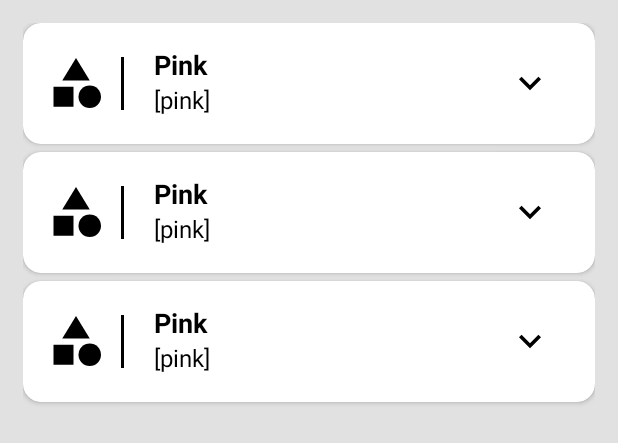
After one commit to litnaro/MindVocab, an Android app: the layout fragment_repeating_words.xml on its own in the app's theme, with its tools: preview values and no code run, on a phone screen of 412 x 824 dp. The commit adds this screen. Shown: the top 443 px of the screen. Run offline under Robolectric (Android 15) with nearby library versions, the phone set to English and light mode, and no system bars.

Commit message:
List of repeating words.

```diff
--- a/app/src/main/java/com/example/mindvocab/core/ViewModelFactory.kt
+++ b/app/src/main/java/com/example/mindvocab/core/ViewModelFactory.kt
@@ -8,6 +8,7 @@ import com.example.mindvocab.model.room.Repositories
 import com.example.mindvocab.screens.learn.LearnWordViewModel
 import com.example.mindvocab.screens.learn.wordset.WordSetsViewModel
 import com.example.mindvocab.screens.repeat.RepeatWordViewModel
+import com.example.mindvocab.screens.repeat.list.RepeatingWordsViewModel
 import com.example.mindvocab.screens.settings.account.SettingsAccountViewModel
 import com.example.mindvocab.screens.settings.account.edit.AccountEditViewModel
 import com.example.mindvocab.screens.settings.application.SettingsApplicationViewModel
@@ -53,6 +54,9 @@ class ViewModelFactory(
             RepeatWordViewModel::class.java -> {
                 RepeatWordViewModel(Repositories.repeatingRepository)
             }
+            RepeatingWordsViewModel::class.java -> {
+                RepeatingWordsViewModel(Repositories.repeatingRepository)
+            }
             else -> {
                 throw IllegalArgumentException("Unknown ViewModelClass")
             }
--- a/app/src/main/java/com/example/mindvocab/model/repeating/RepeatingRepository.kt
+++ b/app/src/main/java/com/example/mindvocab/model/repeating/RepeatingRepository.kt
@@ -5,6 +5,8 @@ import com.example.mindvocab.model.word.entities.WordToRepeat
 import kotlinx.coroutines.flow.Flow
 
 interface RepeatingRepository : Repository {
+
+    suspend fun getWordsToRepeat() : Flow<List<WordToRepeat>>
 
     suspend fun listenWordToRepeat() : Flow<WordToRepeat>
 
--- a/app/src/main/java/com/example/mindvocab/screens/learn/wordset/WordSetAdapter.kt
+++ b/app/src/main/java/com/example/mindvocab/screens/learn/wordset/WordSetAdapter.kt
@@ -81,6 +81,5 @@ class WordSetAdapter(
         override fun areContentsTheSame(oldItem: WordSet, newItem: WordSet): Boolean {
             return oldItem == newItem
         }
-
     }
 }
--- /dev/null
+++ b/app/src/main/res/drawable/ic_keyboard_arrow_down.xml
@@ -0,0 +1,5 @@
+<vector android:height="24dp" android:tint="#000000"
+    android:viewportHeight="24" android:viewportWidth="24"
+    android:width="24dp" xmlns:android="http://schemas.android.com/apk/res/android">
+    <path android:fillColor="@android:color/white" android:pathData="M7.41,8.59L12,13.17l4.59,-4.58L18,10l-6,6 -6,-6 1.41,-1.41z"/>
+</vector>
--- /dev/null
+++ b/app/src/main/res/drawable/ic_keyboard_arrow_up.xml
@@ -0,0 +1,5 @@
+<vector android:height="24dp" android:tint="#000000"
+    android:viewportHeight="24" android:viewportWidth="24"
+    android:width="24dp" xmlns:android="http://schemas.android.com/apk/res/android">
+    <path android:fillColor="@android:color/white" android:pathData="M7.41,15.41L12,10.83l4.59,4.58L18,14l-6,-6 -6,6z"/>
+</vector>
--- a/app/src/main/res/layout/activity_main.xml
+++ b/app/src/main/res/layout/activity_main.xml
@@ -23,7 +23,7 @@
             android:orientation="horizontal">
 
             <ImageView
-                android:id="@+id/actionShowListOfWords"
+                android:id="@+id/actionShowListOfRepeatingWords"
                 android:layout_width="24dp"
                 android:layout_height="24dp"
                 android:src="@drawable/ic_list"
--- /dev/null
+++ b/app/src/main/res/layout/fragment_repeating_words.xml
@@ -0,0 +1,10 @@
+<?xml version="1.0" encoding="utf-8"?>
+<androidx.recyclerview.widget.RecyclerView
+    android:id="@+id/repeatingWordsRv"
+    xmlns:android="http://schemas.android.com/apk/res/android"
+    xmlns:tools="http://schemas.android.com/tools"
+    android:layout_width="match_parent"
+    android:layout_height="match_parent"
+    android:padding="@dimen/main_screen_padding"
+    tools:listitem="@layout/item_repeating_word"
+    tools:context=".screens.repeat.list.RepeatingWordsFragment" />
--- /dev/null
+++ b/app/src/main/res/layout/item_repeating_word.xml
@@ -0,0 +1,158 @@
+<?xml version="1.0" encoding="utf-8"?>
+<androidx.cardview.widget.CardView
+    xmlns:android="http://schemas.android.com/apk/res/android"
+    xmlns:app="http://schemas.android.com/apk/res-auto"
+    xmlns:tools="http://schemas.android.com/tools"
+    android:layout_width="match_parent"
+    android:layout_height="wrap_content"
+    android:layout_marginBottom="5dp"
+    app:contentPadding="@dimen/big_card_padding"
+    app:cardCornerRadius="@dimen/default_card_corner_radius"
+    app:cardBackgroundColor="?attr/colorPrimaryContainer">
+
+    <LinearLayout
+        android:layout_width="match_parent"
+        android:layout_height="wrap_content"
+        android:orientation="vertical">
+
+        <LinearLayout
+            android:id="@+id/mainWordContainer"
+            android:layout_width="match_parent"
+            android:layout_height="50dp"
+            android:orientation="horizontal">
+
+            <ImageView
+                android:id="@+id/wordWordSetImage"
+                android:layout_width="40dp"
+                android:layout_height="40dp"
+                android:layout_gravity="center"
+                tools:src="@drawable/ic_category"
+                app:tint="?attr/colorOnPrimaryContainer"
+                android:contentDescription="@string/word_set_image_content_description"/>
+
+            <View
+                android:layout_width="2dp"
+                android:layout_height="match_parent"
+                android:layout_marginVertical="7dp"
+                android:layout_marginStart="10dp"
+                android:layout_marginEnd="20dp"
+                android:background="?attr/colorOnPrimaryContainer"/>
+
+            <LinearLayout
+                android:layout_width="0dp"
+                android:layout_height="wrap_content"
+                android:layout_marginEnd="10dp"
+                android:layout_weight="1"
+                android:orientation="vertical">
+
+                <TextView
+                    android:id="@+id/word"
+                    android:layout_width="match_parent"
+                    android:layout_height="wrap_content"
+                    tools:text="Pink"
+                    android:textSize="@dimen/third_heading_size"
+                    android:textStyle="bold"
+                    android:textColor="?attr/colorOnPrimaryContainer"/>
+
+                <TextView
+                    android:id="@+id/wordTranscription"
+                    android:layout_width="match_parent"
+                    android:layout_height="wrap_content"
+                    tools:text="[pink]"
+                    android:textSize="@dimen/simple_text_size"
+                    android:textColor="?attr/colorOnPrimaryContainer"/>
+
+            </LinearLayout>
+
+            <ImageView
+                android:layout_width="45dp"
+                android:layout_height="45dp"
+                android:padding="8dp"
+                android:layout_marginEnd="5dp"
+                android:src="@drawable/ic_keyboard_arrow_down"
+                app:tint="?attr/colorOnPrimaryContainer"
+                android:layout_gravity="center"
+                android:contentDescription="@string/repeating_word_drop_down_icon_content_description" />
+
+        </LinearLayout>
+
+    <androidx.constraintlayout.widget.ConstraintLayout
+        android:id="@+id/additionalWordContainer"
+        android:layout_width="match_parent"
+        android:layout_height="wrap_content"
+        android:visibility="gone"
+        android:layout_marginTop="10dp">
+
+        <TextView
+            android:id="@+id/wordStartedAtTitle"
+            android:layout_width="wrap_content"
+            android:layout_height="wrap_content"
+            android:text="@string/repeating_word_started_at"
+            android:textStyle="bold"
+            android:textSize="@dimen/simple_text_size"
+            app:layout_constraintTop_toTopOf="parent"
+            app:layout_constraintStart_toStartOf="parent"/>
+
+        <TextView
+            android:id="@+id/wordStartedAtValue"
+            android:layout_width="0dp"
+            android:layout_height="wrap_content"
+            android:layout_marginHorizontal="15dp"
+            tools:text="16/02/2001"
+            android:textSize="@dimen/simple_text_size"
+            android:textAlignment="textEnd"
+            app:layout_constraintTop_toTopOf="@+id/wordStartedAtTitle"
+            app:layout_constraintStart_toEndOf="@+id/wordStartedAtTitle"
+            app:layout_constraintEnd_toEndOf="parent"/>
+
+        <TextView
+            android:id="@+id/wordLastRepeatedAtTitle"
+            android:layout_width="wrap_content"
+            android:layout_height="wrap_content"
+            android:layout_marginTop="5dp"
+            android:text="@string/repeating_word_last_repeated_at"
+            android:textStyle="bold"
+            android:textSize="@dimen/simple_text_size"
+            app:layout_constraintTop_toBottomOf="@+id/wordStartedAtTitle"
+            app:layout_constraintStart_toStartOf="parent"/>
+
+        <TextView
+            android:id="@+id/wordLastRepeatedAtValue"
+            android:layout_width="0dp"
+            android:layout_height="wrap_content"
+            android:layout_marginHorizontal="15dp"
+            tools:text="16/02/2001"
+            android:textSize="@dimen/simple_text_size"
+            android:textAlignment="textEnd"
+            app:layout_constraintTop_toTopOf="@+id/wordLastRepeatedAtTitle"
+            app:layout_constraintStart_toEndOf="@+id/wordLastRepeatedAtTitle"
+            app:layout_constraintEnd_toEndOf="parent"/>
+
+        <TextView
+            android:id="@+id/wordTimesRepeatedTitle"
+            android:layout_width="wrap_content"
+            android:layout_height="wrap_content"
+            android:layout_marginTop="5dp"
+            android:text="@string/repeating_word_progress"
+            android:textStyle="bold"
+            android:textSize="@dimen/simple_text_size"
+            app:layout_constraintTop_toBottomOf="@+id/wordLastRepeatedAtTitle"
+            app:layout_constraintStart_toStartOf="parent"/>
+
+        <TextView
+            android:id="@+id/wordTimesRepeatedValue"
+            android:layout_width="0dp"
+            android:layout_height="wrap_content"
+            android:layout_marginHorizontal="15dp"
+            tools:text="1 of 6"
+            android:textSize="@dimen/simple_text_size"
+            android:textAlignment="textEnd"
+            app:layout_constraintTop_toTopOf="@+id/wordTimesRepeatedTitle"
+            app:layout_constraintStart_toEndOf="@+id/wordTimesRepeatedTitle"
+            app:layout_constraintEnd_toEndOf="parent"/>
+
+    </androidx.constraintlayout.widget.ConstraintLayout>
+
+    </LinearLayout>
+
+</androidx.cardview.widget.CardView>
--- a/app/src/main/res/values/strings.xml
+++ b/app/src/main/res/values/strings.xml
@@ -48,6 +48,11 @@
     <string name="word_remember">Remembered</string>
     <string name="return_to_previous_repeat_word__content_description">Return to previous word</string>
     <string name="word_forgot">Forgot</string>
+
+    <string name="repeating_word_started_at">Started at</string>
+    <string name="repeating_word_last_repeated_at">Last repeated at</string>
+    <string name="repeating_word_progress">Progress</string>
+    <string name="repeating_word_drop_down_icon_content_description">Repeating word additional information icon</string>
     <!--    Repeat graph-->
 
     <!--    Statistic graph-->
@@ -61,6 +66,7 @@
 
     <string name="achievements_statistic_title">Achievements</string>
 
+    <string name="repeating_words_title">Repeating words</string>
     <string name="total_words_statistic">Total words</string>
     <string name="words_left_statistic">Left</string>
     <string name="words_known_statistic">Known</string>
```
Also changed, not shown: app/src/main/java/com/example/mindvocab/MainActivity.kt (+6 -2 lines), app/src/main/java/com/example/mindvocab/model/repeating/room/RoomRepeatingRepository.kt (+9 -1 lines), app/src/main/java/com/example/mindvocab/screens/repeat/list/RepeatingWordsAdapter.kt (added, +51 -0 lines), app/src/main/java/com/example/mindvocab/screens/repeat/list/RepeatingWordsFragment.kt (added, +49 -0 lines), app/src/main/java/com/example/mindvocab/screens/repeat/list/RepeatingWordsViewModel.kt (added, +31 -0 lines), app/src/main/res/navigation/main_navigation.xml (+10 -1 lines).
